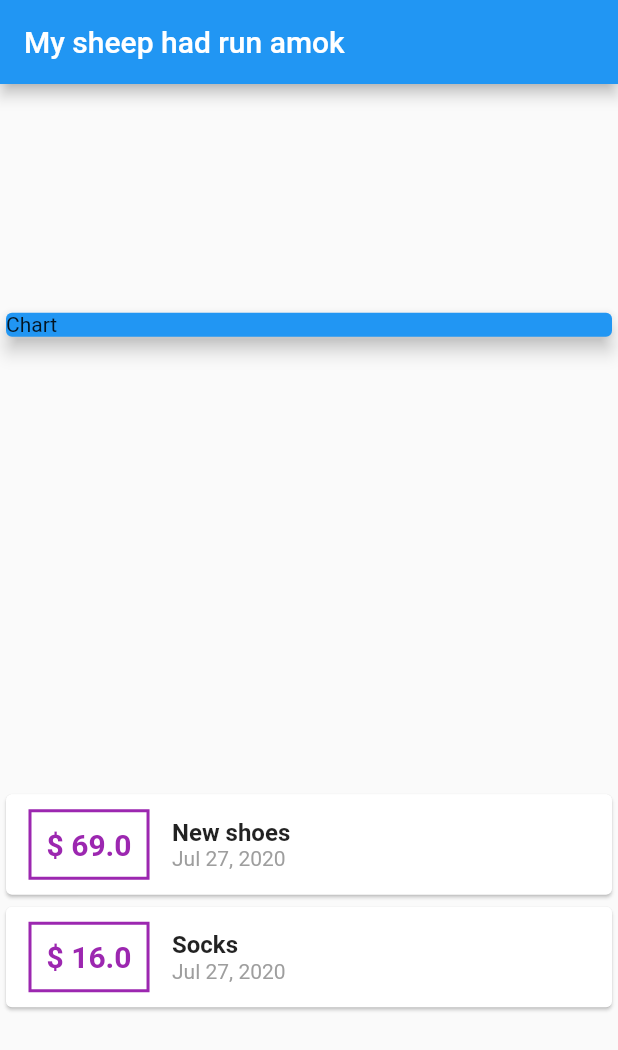
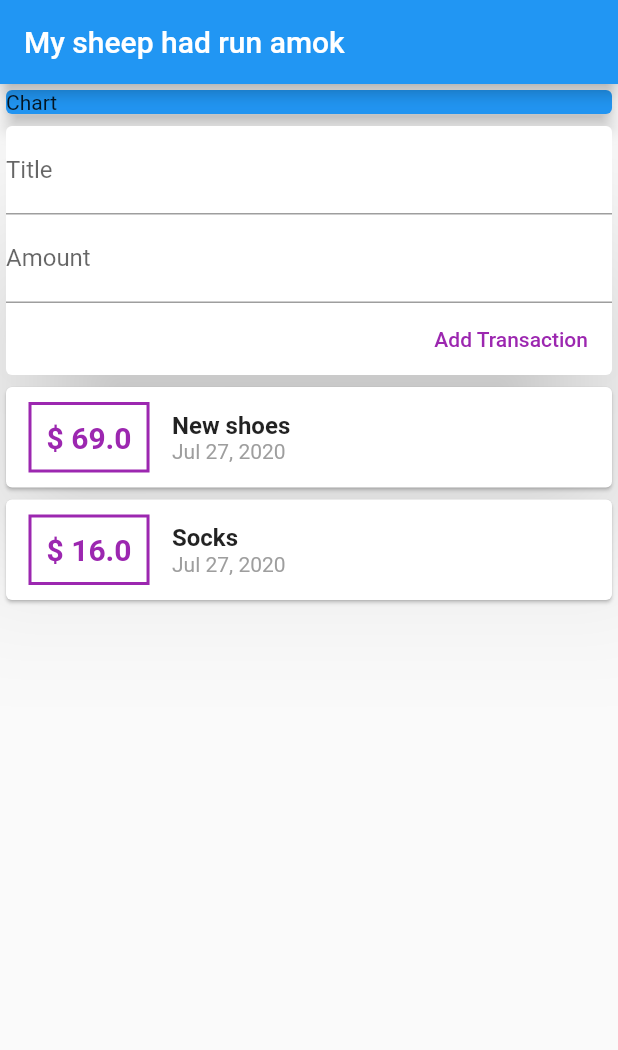
Before and after one commit to alegalliard/flutter-quiz, a Flutter app: the screen it shows after launch, on a phone screen of 412 x 824 dp. Shown: the top 1050 px of the screen. Run offline on Flutter 3.47's test engine with Material 2 defaults, Android fonts, the phone set to English and light mode, and no system bars.

Commit message:
add controller to input

```diff
--- a/lib/main.dart
+++ b/lib/main.dart
@@ -11,6 +11,15 @@ class MyHomePage extends StatelessWidget {
     Transaction(id: 't1', title: 'New shoes', amount: 69.00, date: DateTime.now()),
     Transaction(id: 't2', title: 'Socks', amount: 16.00, date: DateTime.now())
   ];
+
+  // String titleInput;
+  // String amountInput;
+
+  final titleController = TextEditingController();
+  final amountController = TextEditingController();
+
+
+
   @override
   Widget build(BuildContext context) {
     return MaterialApp(
@@ -19,8 +28,9 @@ class MyHomePage extends StatelessWidget {
           title: Text('My sheep had run amok')
         ),
         body: Column(
-          mainAxisAlignment: MainAxisAlignment.spaceAround, //esse é o tipo o flex do flutter
-          crossAxisAlignment: CrossAxisAlignment.stretch,
+          // mainAxisAlignment: MainAxisAlignment.spaceAround, //esse é o tipo o flex do flutter
+          // crossAxisAlignment: CrossAxisAlignment.stretch,
+          crossAxisAlignment: CrossAxisAlignment.start,
           children: <Widget>[
             Container(
               width: double.infinity,
@@ -28,6 +38,42 @@ class MyHomePage extends StatelessWidget {
                 color: Colors.blue,
                 child: Text('Chart'),
                 elevation: 5,
+              ),
+            ),
+            Card(
+              elevation: 50,
+              child: Container(
+                child: Column(
+                  crossAxisAlignment: CrossAxisAlignment.end,
+                  children: <Widget>[
+                    TextField(
+                      cursorColor: Colors.purple,
+                      controller: titleController,
+                      decoration: InputDecoration(
+                        labelText: 'Title'
+                      ),
+                      onChanged: (value) {
+                        print(titleController.text);
+                      },
+                    ),
+                    TextField(
+                      cursorColor: Colors.purple,
+                      controller: amountController,
+                      decoration: InputDecoration(
+                        labelText: 'Amount'
+                      ),
+                      onChanged: (value) {
+
+                      },
+                    ),
+                    FlatButton(
+                      child: Text('Add Transaction'),
+                      textColor: Colors.purple,
+                      onPressed: () {
+                      },
+                    )
+                  ],
+                )
               ),
             ),
             Column(
```
